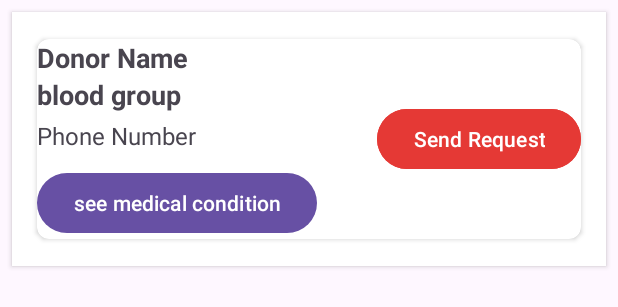
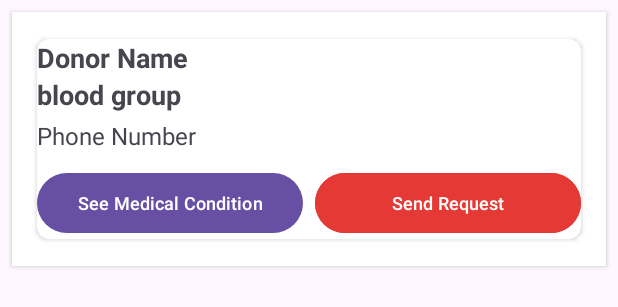
Before and after one commit to Robi-pointer/medilinkAppLogin, an Android app: the layout doner_row.xml on its own in the app's theme, with its tools: preview values and no code run, on a phone screen of 412 x 824 dp. Shown: the top 307 px of the screen. Run offline under Robolectric (Android 15) with nearby library versions, the light colour scheme and no system bars.

Commit message:
some correction integrated

```diff
--- a/app/src/main/java/com/example/medilinkapplogin/HomeFragment.java
+++ b/app/src/main/java/com/example/medilinkapplogin/HomeFragment.java
@@ -78,6 +78,7 @@ public class HomeFragment extends Fragment {
                         .replace(R.id.container, resultFragment) // R.id.container must be your FrameLayout in activity
                         .addToBackStack(null)              // So that back button goes back to HomeFragment
                         .commit();
+                searchBloodGroup.setText("");
             }
         });
         medicineSearchLayout.setOnClickListener(new View.OnClickListener() {
--- a/app/src/main/java/com/example/medilinkapplogin/MainActivity.java
+++ b/app/src/main/java/com/example/medilinkapplogin/MainActivity.java
@@ -60,9 +60,13 @@ public class MainActivity extends AppCompatActivity {
                         intent.putExtra("email",user.getEmail());
                         intent.putExtra("phone",user.getPhone());
                         startActivity(intent);
+                        loginEmail.setText("");
+                        loginPassword.setText("");
                     }
                     else {
                         Toast.makeText(MainActivity.this, "email and pass don't match", Toast.LENGTH_SHORT).show();
+                        loginEmail.setText("");
+                        loginPassword.setText("");
                     }
                 }
                 else
--- a/app/src/main/java/com/example/medilinkapplogin/userDashBoard.java
+++ b/app/src/main/java/com/example/medilinkapplogin/userDashBoard.java
@@ -110,7 +110,8 @@ public class userDashBoard extends AppCompatActivity {
     private void loadFragment(Fragment fragment) {
         FragmentManager fm = getSupportFragmentManager();
         FragmentTransaction ft = fm.beginTransaction();
-        ft.add(R.id.container,fragment);
+        ft.replace(R.id.container,fragment);
+        ft.addToBackStack(null);
         ft.commit();
     }
 }
--- a/app/src/main/res/layout/app_bar_main.xml
+++ b/app/src/main/res/layout/app_bar_main.xml
@@ -8,14 +8,15 @@
         android:layout_width="match_parent"
         android:layout_marginTop="20dp"
         android:layout_height="wrap_content"
-        android:background="#57F45D">
+        android:background="#E7DEC7">
 
         <androidx.appcompat.widget.Toolbar
             android:id="@+id/toolbar"
             android:layout_width="match_parent"
 
+
             android:layout_height="?attr/actionBarSize"
-            android:background="#06ED10"/>
+            android:background="#E7DEC7"/>
 
     </com.google.android.material.appbar.AppBarLayout>
     <include layout="@layout/content_main"/>
--- a/app/src/main/res/layout/doner_row.xml
+++ b/app/src/main/res/layout/doner_row.xml
@@ -16,20 +16,12 @@
         app:cardCornerRadius="8dp"
         android:padding="12dp">
 
-        <!-- Horizontal container to separate left and right -->
         <LinearLayout
             android:layout_width="match_parent"
             android:layout_height="wrap_content"
-            android:orientation="horizontal"
-            android:gravity="center_vertical">
-
-            <!-- LEFT SIDE: Name and Phone -->
-            <LinearLayout
-                android:layout_width="0dp"
-                android:layout_height="wrap_content"
-                android:layout_weight="1"
             android:orientation="vertical">
 
+            <!-- Text Info -->
             <TextView
                 android:id="@+id/donerName"
                 android:layout_width="wrap_content"
@@ -37,6 +29,7 @@
                 android:text="Donor Name"
                 android:textStyle="bold"
                 android:textSize="18sp" />
+
             <TextView
                 android:id="@+id/donerBloodGroup"
                 android:layout_width="wrap_content"
@@ -52,22 +45,36 @@
                 android:text="Phone Number"
                 android:textSize="16sp"
                 android:layout_marginTop="4dp" />
+
+            <!-- Button Row -->
+            <LinearLayout
+                android:layout_width="match_parent"
+                android:layout_height="wrap_content"
+                android:orientation="horizontal"
+                android:gravity="center_vertical"
+                android:layout_marginTop="10dp">
+
                 <Button
-                    android:layout_width="wrap_content"
+                    android:id="@+id/btnSeeMedicalCondition"
+                    android:layout_width="0dp"
+                    android:layout_weight="1"
                     android:layout_height="wrap_content"
-                    android:text="see medical condition"
-                    android:id="@+id/btnSeeMedicalCondition"
-                    android:layout_marginTop="10dp"/>
+                    android:text="See Medical Condition"
+                    android:textSize="12sp" />
+
+                <Button
+                    android:id="@+id/requestButton"
+                    android:layout_width="0dp"
+                    android:layout_weight="1"
+                    android:layout_height="wrap_content"
+                    android:text="Send Request"
+                    android:textSize="12sp"
+                    android:backgroundTint="#E53935"
+                    android:textColor="#FFFFFF"
+                    android:layout_marginStart="8dp"/>
             </LinearLayout>
 
-            <!-- RIGHT SIDE: Button -->
-            <Button
-                android:id="@+id/requestButton"
-                android:layout_width="wrap_content"
-                android:layout_height="wrap_content"
-                android:text="Send Request"
-                android:backgroundTint="#E53935"
-                android:textColor="#FFFFFF" />
         </LinearLayout>
+
     </androidx.cardview.widget.CardView>
 </LinearLayout>
--- a/app/src/main/res/layout/header_layout.xml
+++ b/app/src/main/res/layout/header_layout.xml
@@ -4,7 +4,7 @@
     android:layout_width="match_parent"
     android:layout_height="176dp"
     android:orientation="vertical"
-    android:background="#11E419"
+    android:background="#E7DEC7"
     android:gravity="bottom"
     android:padding="15dp">
     <ImageView
```
Also changed, not shown: app/src/main/java/com/example/medilinkapplogin/RecyclerDonerApapter.java (+4 -4 lines), app/src/main/java/com/example/medilinkapplogin/signUpActivity.java (+10 -2 lines). Lines whose indentation alone changed are shown as unchanged.
